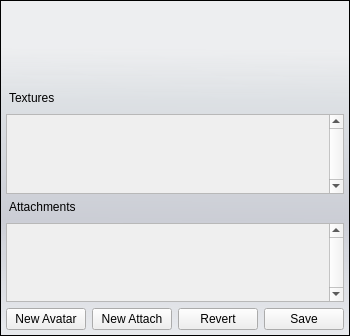
Qt form bin/data/ui/avatareditor.ui (realXtend/tundra) before a commit.
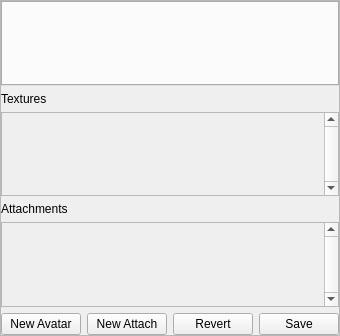
The same form after that commit.

The edit to the form file:
```diff
--- a/bin/data/ui/avatareditor.ui
+++ b/bin/data/ui/avatareditor.ui
@@ -13,21 +13,6 @@
   <property name="windowTitle">
    <string>Avatar Editor</string>
   </property>
-  <property name="styleSheet">
-   <string notr="true">/* Containers */
-QWidget#AvatarEditor {
-	background-color: none;
-}
-
-QFrame#MainFrame {
-	background-color: qlineargradient(spread:pad, x1:0.006, y1:0, x2:0, y2:1, stop:0.142045 rgba(229, 234, 243, 50), stop:0.295455 rgba(209, 215, 221, 150), stop:0.65 rgba(179, 183, 196, 150), stop:1 rgba(222, 227, 236, 100));
-	padding: 5px;
-}
-
-QLabel {
-	padding-bottom: 3px;
-}</string>
-  </property>
   <layout class="QHBoxLayout" name="horizontalLayout">
    <property name="spacing">
     <number>0</number>
@@ -61,67 +46,6 @@
           <height>0</height>
          </size>
         </property>
-        <property name="styleSheet">
-         <string notr="true"> QTabWidget::pane { /* The tab widget frame */
-	border: 0px solid #9B9B9B;
- }
-
- QTabWidget::tab-bar {
-    /* left: 5px;   move to the right by 5px */
- }
-
- /* Style the tab using the tab sub-control. Note that
-     it reads QTabBar _not_ QTabWidget */
- QTabBar::tab {
-     background: qlineargradient(x1: 0, y1: 0, x2: 0, y2: 1,
-                                 stop: 0 #E1E1E1, stop: 0.4 #DDDDDD,
-                                 stop: 0.5 #D8D8D8, stop: 1.0 #D3D3D3);
-     border: 1px solid #9B9B9B;
-     border-top-left-radius: 4px;
-     border-top-right-radius: 4px;
-     min-width: 10ex;
-     padding: 1px;
-     padding-right: 5px;
-     padding-left: 5px;
- }
-
- QTabBar::tab:selected, QTabBar::tab:hover {
-     background: qlineargradient(x1: 0, y1: 0, x2: 0, y2: 1,
-                                 stop: 0 #fafafa, stop: 0.4 #f4f4f4,
-                                 stop: 0.5 #e7e7e7, stop: 1.0 #fafafa);
- }
-
- QTabBar::tab:selected {
-     border-color: #9B9B9B;
-     border-bottom: 0px;
- }
-
- QTabBar::tab:!selected {
-     margin-top: 3px; /* make non-selected tabs look smaller */
- }
-
- /* make use of negative margins for overlapping tabs */
- QTabBar::tab:selected {
-     /* expand/overlap to the left and right by 4px */
-     margin-left: -2px;
-     margin-right: -2px;
- }
-
-QTabBar::tab:first {
-	padding-left: 5px;
-}
- QTabBar::tab:first:selected {
-     margin-left: 0; /* the first selected tab has nothing to overlap with on the left */
- }
-
- QTabBar::tab:last:selected {
-     margin-right: 0; /* the last selected tab has nothing to overlap with on the right */
- }
-
- QTabBar::tab:only-one {
-     margin: 0; /* if there is only one tab, we don't want overlapping margins */
- }</string>
-        </property>
         <property name="currentIndex">
          <number>-1</number>
         </property>
```
